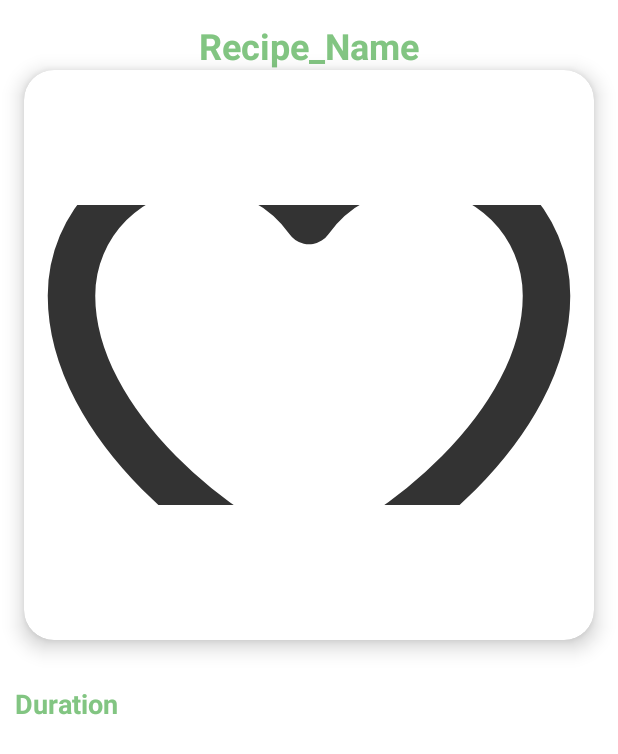
After one commit to ITmonah/EdokMobile, an Android app: the DetailedActivity screen opened directly, with no data from a screen before it, on a phone screen of 412 x 824 dp. The commit adds this screen. Shown: the top 754 px of the screen. Run offline under Robolectric (Android 15) with nearby library versions, the phone set to English and light mode, and no system bars.

Commit message:
adding detailed_activity

```diff
--- a/app/build.gradle.kts
+++ b/app/build.gradle.kts
@@ -43,6 +43,7 @@ dependencies {
     implementation(libs.lifecycle.viewmodel.ktx)
     implementation(libs.navigation.fragment)
     implementation(libs.navigation.ui)
+    implementation(libs.activity)
     testImplementation(libs.junit)
     androidTestImplementation(libs.ext.junit)
     androidTestImplementation(libs.espresso.core)
--- a/app/src/main/AndroidManifest.xml
+++ b/app/src/main/AndroidManifest.xml
@@ -2,9 +2,9 @@
 <manifest xmlns:android="http://schemas.android.com/apk/res/android"
     xmlns:tools="http://schemas.android.com/tools">
 
-    <uses-permission android:name="android.permission.INTERNET"/>
+    <uses-permission android:name="android.permission.INTERNET" />
+
     <application
-        android:usesCleartextTraffic="true"
         android:allowBackup="true"
         android:dataExtractionRules="@xml/data_extraction_rules"
         android:fullBackupContent="@xml/backup_rules"
@@ -13,7 +13,11 @@
         android:roundIcon="@mipmap/ic_launcher_round"
         android:supportsRtl="true"
         android:theme="@style/Theme.EdokMobile"
+        android:usesCleartextTraffic="true"
         tools:targetApi="31">
+        <activity
+            android:name=".DetailedActivity"
+            android:exported="false" />
         <activity
             android:name=".MainActivity"
             android:exported="true"
@@ -24,6 +28,7 @@
                 <category android:name="android.intent.category.LAUNCHER" />
             </intent-filter>
         </activity>
+
         <meta-data
             android:name="preloaded_fonts"
             android:resource="@array/preloaded_fonts" />
--- /dev/null
+++ b/app/src/main/java/com/example/edokmobile/DetailedActivity.java
@@ -0,0 +1,24 @@
+package com.example.edokmobile;
+
+import android.os.Bundle;
+
+import androidx.activity.EdgeToEdge;
+import androidx.appcompat.app.AppCompatActivity;
+import androidx.core.graphics.Insets;
+import androidx.core.view.ViewCompat;
+import androidx.core.view.WindowInsetsCompat;
+
+public class DetailedActivity extends AppCompatActivity {
+
+    @Override
+    protected void onCreate(Bundle savedInstanceState) {
+        super.onCreate(savedInstanceState);
+        EdgeToEdge.enable(this);
+        setContentView(R.layout.activity_detailed);
+        ViewCompat.setOnApplyWindowInsetsListener(findViewById(R.id.main), (v, insets) -> {
+            Insets systemBars = insets.getInsets(WindowInsetsCompat.Type.systemBars());
+            v.setPadding(systemBars.left, systemBars.top, systemBars.right, systemBars.bottom);
+            return insets;
+        });
+    }
+}
--- a/app/src/main/java/com/example/edokmobile/MainActivity.java
+++ b/app/src/main/java/com/example/edokmobile/MainActivity.java
@@ -12,9 +12,12 @@ import androidx.navigation.ui.NavigationUI;
 
 import com.example.edokmobile.databinding.ActivityMainBinding;
 
+import okhttp3.OkHttpClient;
+
 public class MainActivity extends AppCompatActivity {
 
     private ActivityMainBinding binding;
+    //protected OkHttpClient client = new OkHttpClient();
 
     @Override
     protected void onCreate(Bundle savedInstanceState) {
--- /dev/null
+++ b/app/src/main/res/layout/activity_detailed.xml
@@ -0,0 +1,51 @@
+<?xml version="1.0" encoding="utf-8"?>
+<LinearLayout
+    xmlns:android="http://schemas.android.com/apk/res/android"
+    xmlns:app="http://schemas.android.com/apk/res-auto"
+    xmlns:tools="http://schemas.android.com/tools"
+    android:id="@+id/main"
+    android:layout_width="match_parent"
+    android:layout_height="match_parent"
+    android:orientation="vertical"
+    tools:context=".DetailedActivity">
+
+    <TextView
+        android:id="@+id/detailName"
+        android:layout_width="wrap_content"
+        android:layout_height="wrap_content"
+        android:layout_gravity="center"
+        android:layout_marginTop="14dp"
+        android:text="Recipe_Name"
+        android:textColor="#82C582"
+        android:textSize="24sp"
+        android:textStyle="bold">
+    </TextView>
+
+    <androidx.cardview.widget.CardView
+        android:layout_width="380dp"
+        android:layout_height="380dp"
+        android:id="@+id/cardImage"
+        android:layout_gravity="center"
+        app:cardCornerRadius="20dp"
+        app:cardElevation="8dp">
+
+    <ImageView
+        android:layout_width="380dp"
+        android:layout_height="200dp"
+        android:id="@+id/detailImage"
+        android:layout_gravity="center"
+        android:src="@drawable/like"
+        android:scaleType="centerCrop"/>
+    </androidx.cardview.widget.CardView>
+    <TextView
+        android:layout_width="wrap_content"
+        android:layout_height="wrap_content"
+        android:text="Duration"
+        android:textColor="#82C582"
+        android:textStyle="bold"
+        android:layout_marginStart="10dp"
+        android:layout_marginTop="30dp"
+        android:textSize="18sp"/>
+
+
+</LinearLayout>
--- a/gradle/libs.versions.toml
+++ b/gradle/libs.versions.toml
@@ -10,6 +10,7 @@ lifecycleLivedataKtx = "2.8.6"
 lifecycleViewmodelKtx = "2.8.6"
 navigationFragment = "2.8.2"
 navigationUi = "2.8.2"
+activity = "1.8.0"
 
 [libraries]
 junit = { group = "junit", name = "junit", version.ref = "junit" }
@@ -22,6 +23,7 @@ lifecycle-livedata-ktx = { group = "androidx.lifecycle", name = "lifecycle-lived
 lifecycle-viewmodel-ktx = { group = "androidx.lifecycle", name = "lifecycle-viewmodel-ktx", version.ref = "lifecycleViewmodelKtx" }
 navigation-fragment = { group = "androidx.navigation", name = "navigation-fragment", version.ref = "navigationFragment" }
 navigation-ui = { group = "androidx.navigation", name = "navigation-ui", version.ref = "navigationUi" }
+activity = { group = "androidx.activity", name = "activity", version.ref = "activity" }
 
 [plugins]
 android-application = { id = "com.android.application", version.ref = "agp" }
```
